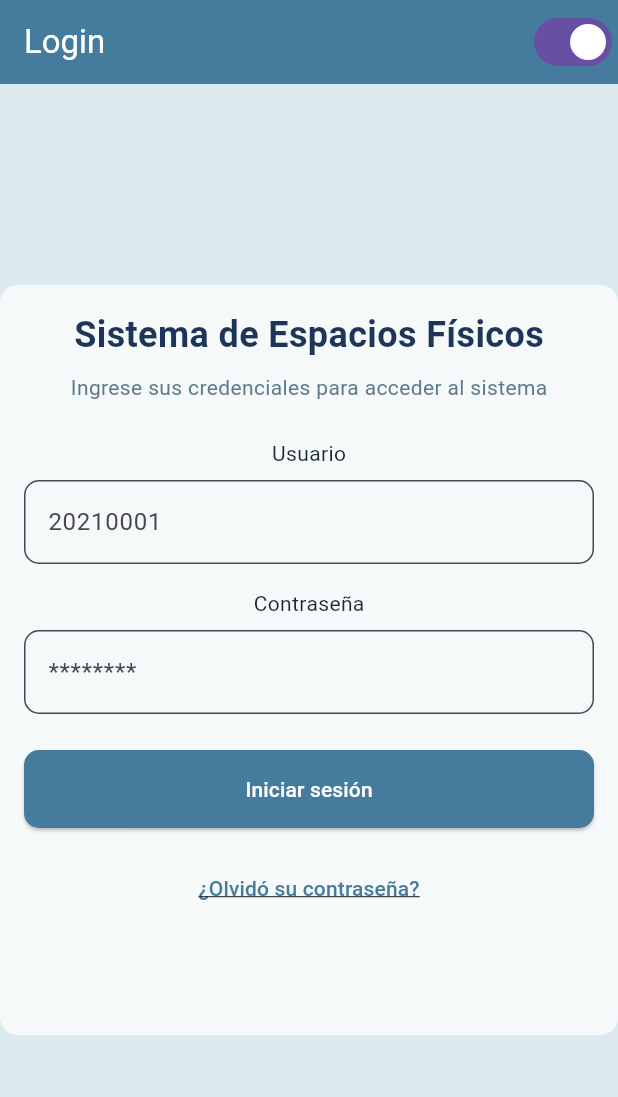
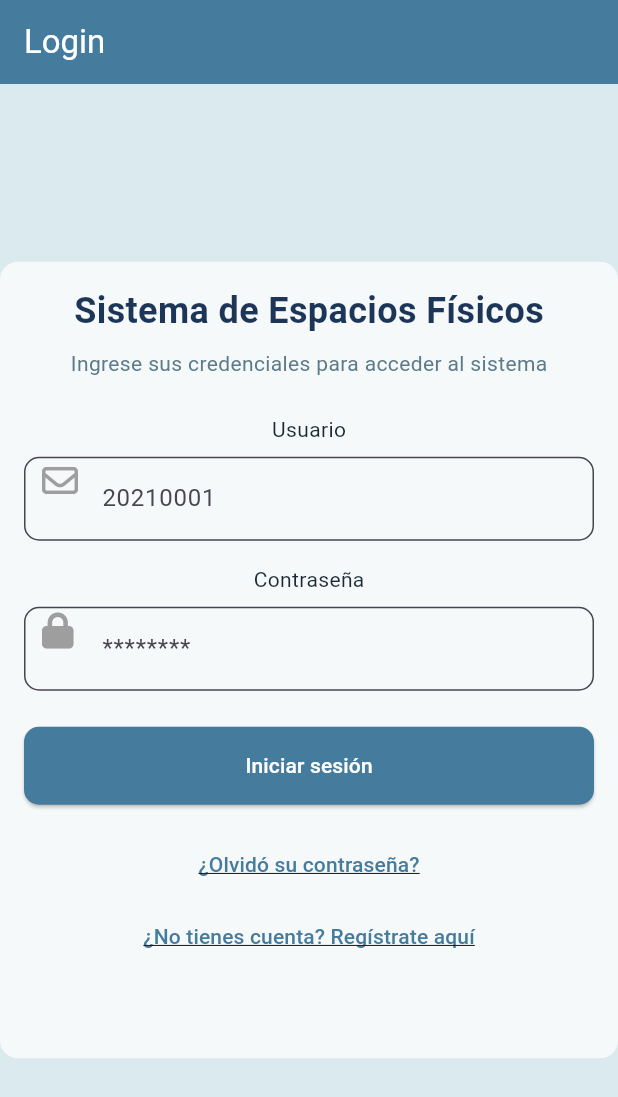
Before and after one commit to IRenly/Front-sistema-gestion-espacios, a Flutter app: the screen it shows after launch, on a phone screen of 412 x 824 dp. Shown: the top 1097 px of the screen. Run offline on Flutter 3.47's test engine with Material 3 defaults, Android fonts, the phone set to English and light mode, and no system bars; our stand-ins replace font_awesome_flutter.

Commit message:
Implementación de las páginas de inicio de sesión y registro, incluyendo la lógica de autenticación y registro de usuarios.

```diff
--- a/lib/main.dart
+++ b/lib/main.dart
@@ -1,6 +1,5 @@
 import 'package:flutter/material.dart';
-import 'package:http/http.dart' as http;
-import 'dart:convert';
+import 'pages/login_page.dart';
 
 void main() {
   runApp(MyApp());
@@ -16,162 +15,3 @@ class MyApp extends StatelessWidget {
     );
   }
 }
-
-class LoginPage extends StatefulWidget {
-  @override
-  _LoginPageState createState() => _LoginPageState();
-}
-
-class _LoginPageState extends State<LoginPage> {
-  final TextEditingController _usernameController = TextEditingController();
-  final TextEditingController _passwordController = TextEditingController();
-  String _message = '';
-
-  Future<void> login() async {
-    final url = Uri.parse('http://localhost:8000/auth/login');
-    final response = await http.post(
-      url,
-      headers: {'Content-Type': 'application/x-www-form-urlencoded'},
-      body: {
-        'username': _usernameController.text,
-        'password': _passwordController.text,
-      },
-    );
-
-    if (response.statusCode == 200) {
-      final json = jsonDecode(response.body);
-      setState(() {
-        _message = 'Token: ${json['access_token']}';
-      });
-    } else {
-      setState(() {
-        _message = 'Login failed: ${response.body}';
-      });
-    }
-  }
-
-  @override
-  Widget build(BuildContext context) {
-    return Scaffold(
-      backgroundColor: Color(0xFFDBEAEE), // Fondo con color claro
-      appBar: AppBar(
-        backgroundColor: Color(0xFF457B9D), // Color de la barra de app
-        title: Text('Login', style: TextStyle(color: Colors.white)),
-        actions: [
-          Switch(
-            value: true, // Este valor puede ser cambiado dinámicamente si lo deseas
-            onChanged: (value) {
-              // Aquí puedes manejar el cambio de tema o estilos si lo deseas
-            },
-          ),
-        ],
-      ),
-      body: Center( // Centra el contenido de la página
-        child: Container(
-          width: 900,
-          height: 500, // Hacemos la tarjeta un poco más pequeña
-          padding: const EdgeInsets.all(16),
-          decoration: BoxDecoration(
-            color: Color(0xFFF5F9FA),
-            borderRadius: BorderRadius.circular(12),
-          ),
-          child: Column(
-            mainAxisSize: MainAxisSize.min, // Hace que la columna no ocupe más espacio del necesario
-            children: [
-              Text(
-                'Sistema de Espacios Físicos',
-                style: TextStyle(
-                  color: Color(0xFF1D3557),
-                  fontSize: 24,
-                  fontWeight: FontWeight.bold,
-                ),
-              ),
-              const SizedBox(height: 8),
-              Text(
-                'Ingrese sus credenciales para acceder al sistema',
-                style: TextStyle(
-                  color: Color(0xFF5D7A89),
-                  fontSize: 14,
-                ),
-              ),
-              const SizedBox(height: 24),
-              Text(
-                'Usuario',
-                style: TextStyle(
-                  color: Color(0xFF1A2A33),
-                  fontSize: 14,
-                ),
-              ),
-              const SizedBox(height: 8),
-              TextField(
-                controller: _usernameController,
-                decoration: InputDecoration(
-                  hintText: '20210001',
-                  filled: true,
-                  fillColor: Color(0xFFF5F9FA),
-                  border: OutlineInputBorder(
-                    borderRadius: BorderRadius.circular(10),
-                    borderSide: BorderSide(color: Color(0xFFDDE8EE)),
-                  ),
-                ),
-              ),
-              const SizedBox(height: 16),
-              Text(
-                'Contraseña',
-                style: TextStyle(
-                  color: Color(0xFF1A2A33),
-                  fontSize: 14,
-                ),
-              ),
-              const SizedBox(height: 8),
-              TextField(
-                obscureText: true,
-                controller: _passwordController,
-                decoration: InputDecoration(
-                  hintText: '********',
-                  filled: true,
-                  fillColor: Color(0xFFF5F9FA),
-                  border: OutlineInputBorder(
-                    borderRadius: BorderRadius.circular(10),
-                    borderSide: BorderSide(color: Color(0xFFDDE8EE)),
-                  ),
-                ),
-              ),
-              const SizedBox(height: 24),
-              SizedBox(
-                width: double.infinity,
-                child: ElevatedButton(
-                  onPressed: login, // Llamamos a la función para hacer login
-                  style: ElevatedButton.styleFrom(
-                    backgroundColor: Color(0xFF457B9D),
-                    foregroundColor: Colors.white,
-                    padding: EdgeInsets.symmetric(vertical: 16),
-                    shape: RoundedRectangleBorder(
-                      borderRadius: BorderRadius.circular(10),
-                    ),
-                  ),
-                  child: Text('Iniciar sesión'),
-                ),
-              ),
-              const SizedBox(height: 16),
-              Center(
-                child: TextButton(
-                  onPressed: () {},
-                  child: Text(
-                    '¿Olvidó su contraseña?',
-                    style: TextStyle(
-                      color: Color(0xFF457B9D),
-                      decoration: TextDecoration.underline,
-                    ),
-                  ),
-                ),
-              ),
-              const SizedBox(height: 20),
-              Text(_message),
-            ],
-          ),
-        ),
-      ),
-    );
-  }
-}
--- /dev/null
+++ b/lib/pages/login_page.dart
@@ -0,0 +1,180 @@
+import 'package:flutter/material.dart';
+import 'package:http/http.dart' as http;
+import 'dart:convert';
+import 'package:font_awesome_flutter/font_awesome_flutter.dart';
+
+import 'register_page.dart';
+
+class LoginPage extends StatefulWidget {
+  @override
+  _LoginPageState createState() => _LoginPageState();
+}
+
+class _LoginPageState extends State<LoginPage> {
+  final TextEditingController _usernameController = TextEditingController();
+  final TextEditingController _passwordController = TextEditingController();
+  String _message = '';
+
+  Future<void> login() async {
+    final url = Uri.parse('http://localhost:8000/auth/login');
+    final response = await http.post(
+      url,
+      headers: {'Content-Type': 'application/x-www-form-urlencoded'},
+      body: {
+        'username': _usernameController.text,
+        'password': _passwordController.text,
+      },
+    );
+
+    if (response.statusCode == 200) {
+      final json = jsonDecode(response.body);
+      setState(() {
+        _message = 'Token: ${json['access_token']}';
+      });
+    } else {
+      setState(() {
+        _message = 'Login failed: ${response.body}';
+      });
+    }
+  }
+
+  @override
+  Widget build(BuildContext context) {
+    return Scaffold(
+      backgroundColor: Color(0xFFDBEAEE),
+      appBar: AppBar(
+        backgroundColor: Color(0xFF457B9D),
+        title: Text('Login', style: TextStyle(color: Colors.white)),
+      ),
+      body: Center(
+        child: SingleChildScrollView(
+          child: Column(
+            mainAxisAlignment: MainAxisAlignment.center,
+            children: [
+              Container(
+                width: 900,
+                padding: const EdgeInsets.all(16),
+                decoration: BoxDecoration(
+                  color: Color(0xFFF5F9FA),
+                  borderRadius: BorderRadius.circular(12),
+                ),
+                child: Column(
+                  mainAxisSize: MainAxisSize.min,
+                  children: [
+                    Text(
+                'Sistema de Espacios Físicos',
+                style: TextStyle(
+                  color: Color(0xFF1D3557),
+                  fontSize: 24,
+                  fontWeight: FontWeight.bold,
+                ),
+              ),
+              const SizedBox(height: 8),
+              Text(
+                'Ingrese sus credenciales para acceder al sistema',
+                style: TextStyle(
+                  color: Color(0xFF5D7A89),
+                  fontSize: 14,
+                ),
+              ),
+              const SizedBox(height: 24),
+              Text('Usuario', style: TextStyle(color: Color(0xFF1A2A33))),
+              const SizedBox(height: 8),
+              TextField(
+                controller: _usernameController,
+                decoration: InputDecoration(
+                  hintText: '20210001',
+                  filled: true,
+                  fillColor: Color(0xFFF5F9FA),
+                  border: OutlineInputBorder(
+                    borderRadius: BorderRadius.circular(10),
+                    borderSide: BorderSide(color: Color(0xFFDDE8EE)),
+                  ),
+                  prefixIcon: Padding(
+                    padding: const EdgeInsets.symmetric(horizontal: 12.0),
+                    child: FaIcon(FontAwesomeIcons.envelope, color: Colors.grey),
+                  ),
+                ),
+              ),
+              const SizedBox(height: 16),
+              Text('Contraseña', style: TextStyle(color: Color(0xFF1A2A33))),
+              const SizedBox(height: 8),
+              TextField(
+                obscureText: true,
+                controller: _passwordController,
+                decoration: InputDecoration(
+                  hintText: '********',
+                  filled: true,
+                  fillColor: Color(0xFFF5F9FA),
+                  border: OutlineInputBorder(
+                    borderRadius: BorderRadius.circular(10),
+                    borderSide: BorderSide(color: Color(0xFFDDE8EE)),
+                  ),
+                  prefixIcon: Padding(
+                    padding: const EdgeInsets.symmetric(horizontal: 12.0),
+                    child: FaIcon(FontAwesomeIcons.lock, color: Colors.grey),
+                  ),
+                ),
+              ),
+              const SizedBox(height: 24),
+              SizedBox(
+                width: double.infinity,
+                child: ElevatedButton(
+                  onPressed: login,
+                  style: ElevatedButton.styleFrom(
+                    backgroundColor: Color(0xFF457B9D),
+                    foregroundColor: Colors.white,
+                    padding: EdgeInsets.symmetric(vertical: 16),
+                    shape: RoundedRectangleBorder(
+                      borderRadius: BorderRadius.circular(10),
+                    ),
+                  ),
+                  child: Text('Iniciar sesión'),
+                ),
+              ),
+              const SizedBox(height: 16),
+              Center(
+                child: Column(
+                  children: [
+                    TextButton(
+                      onPressed: () {},
+                      child: Text(
+                        '¿Olvidó su contraseña?',
+                        style: TextStyle(
+                          color: Color(0xFF457B9D),
+                          decoration: TextDecoration.underline,
+                        ),
+                      ),
+                    ),
+                    TextButton(
+                      onPressed: () {
+                        Navigator.push(
+                          context,
+                          MaterialPageRoute(builder: (_) => RegisterPage()),
+                        );
+                      },
+                      child: Text(
+                        '¿No tienes cuenta? Regístrate aquí',
+                        style: TextStyle(
+                          color: Color(0xFF457B9D),
+                          decoration: TextDecoration.underline,
+                        ),
+                      ),
+                    ),
+                  ],
+                ),
+              ),
+              const SizedBox(height: 20),
+              Text(_message),
+            ],
+                    // ... Todo el contenido que ya tienes dentro del Container ..
+                ),
+              ),
+            ],
+          ),
+        ),
+      ),
+    );
+
+  }
+}
--- a/pubspec.yaml
+++ b/pubspec.yaml
@@ -31,7 +31,7 @@ dependencies:
   flutter:
     sdk: flutter
   http: ^0.13.6
-
+  font_awesome_flutter: 10.8.0
   # The following adds the Cupertino Icons font to your application.
   # Use with the CupertinoIcons class for iOS style icons.
   cupertino_icons: ^1.0.8
@@ -40,12 +40,16 @@ dev_dependencies:
   flutter_test:
     sdk: flutter
 
+
   # The "flutter_lints" package below contains a set of recommended lints to
   # encourage good coding practices. The lint set provided by the package is
   # activated in the `analysis_options.yaml` file located at the root of your
   # package. See that file for information about deactivating specific lint
   # rules and activating additional ones.
   flutter_lints: ^5.0.0
+
+
+
 
 # For information on the generic Dart part of this file, see the
 # following page: https://dart.dev/tools/pub/pubspec
```
Also changed, not shown: lib/pages/register_page.dart (added, +131 -0 lines), pubspec.lock.
